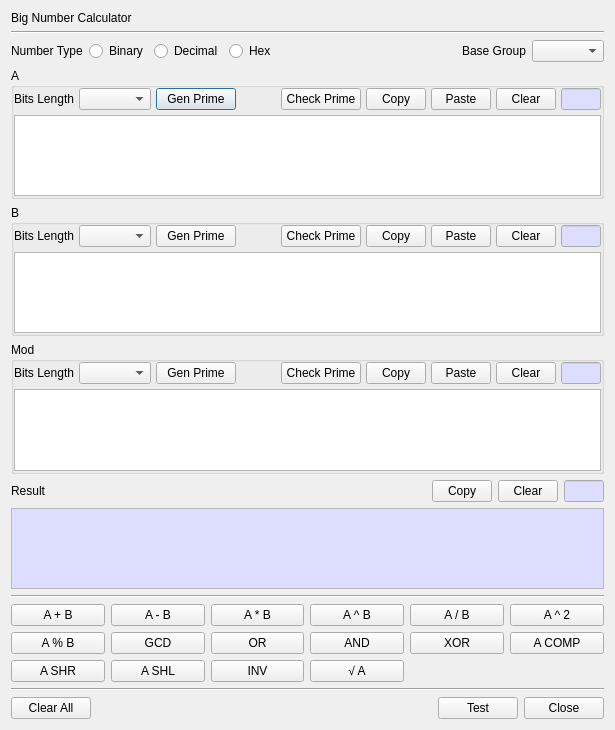
Qt form BerEditor/bn_calc_dlg.ui (jykim74/BerEditor) before a commit.
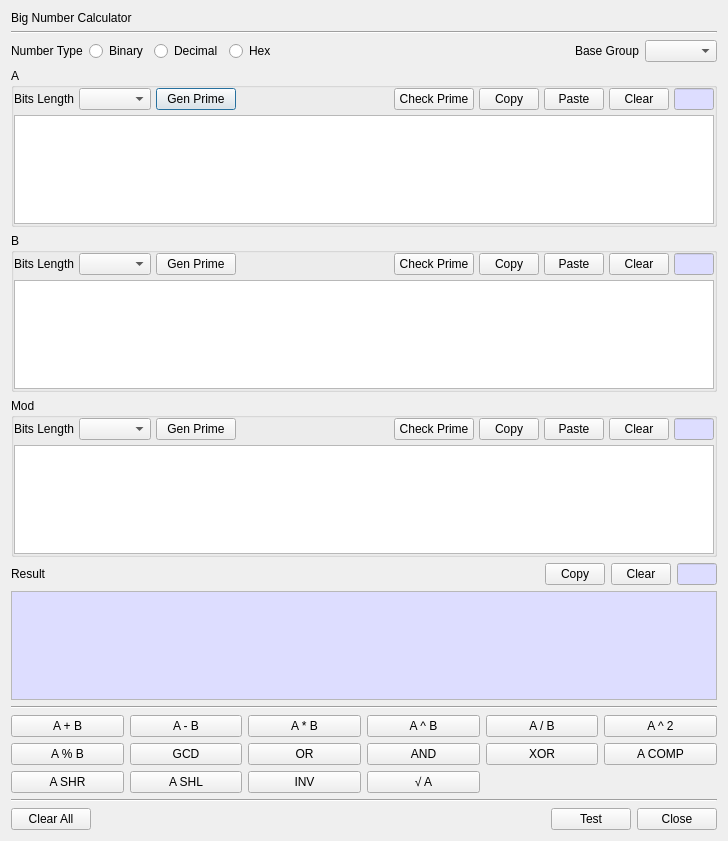
The same form after that commit.

```diff
--- a/BerEditor/bn_calc_dlg.ui
+++ b/BerEditor/bn_calc_dlg.ui
@@ -6,8 +6,8 @@
    <rect>
     <x>0</x>
     <y>0</y>
-    <width>615</width>
-    <height>730</height>
+    <width>728</width>
+    <height>841</height>
    </rect>
   </property>
   <property name="windowTitle">
```
